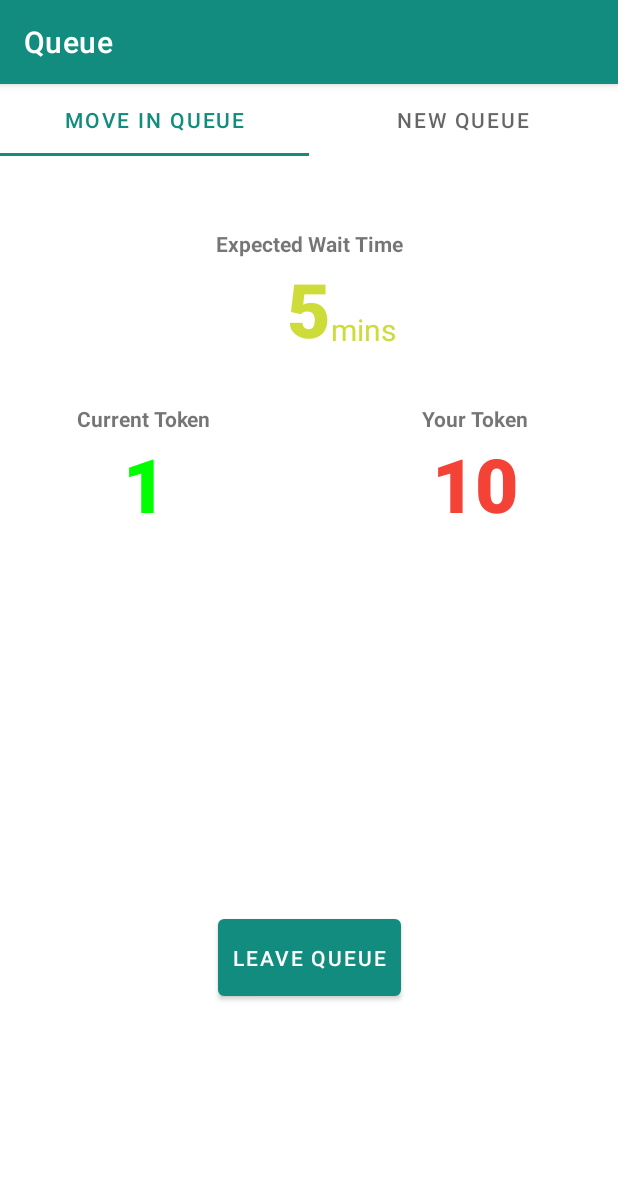
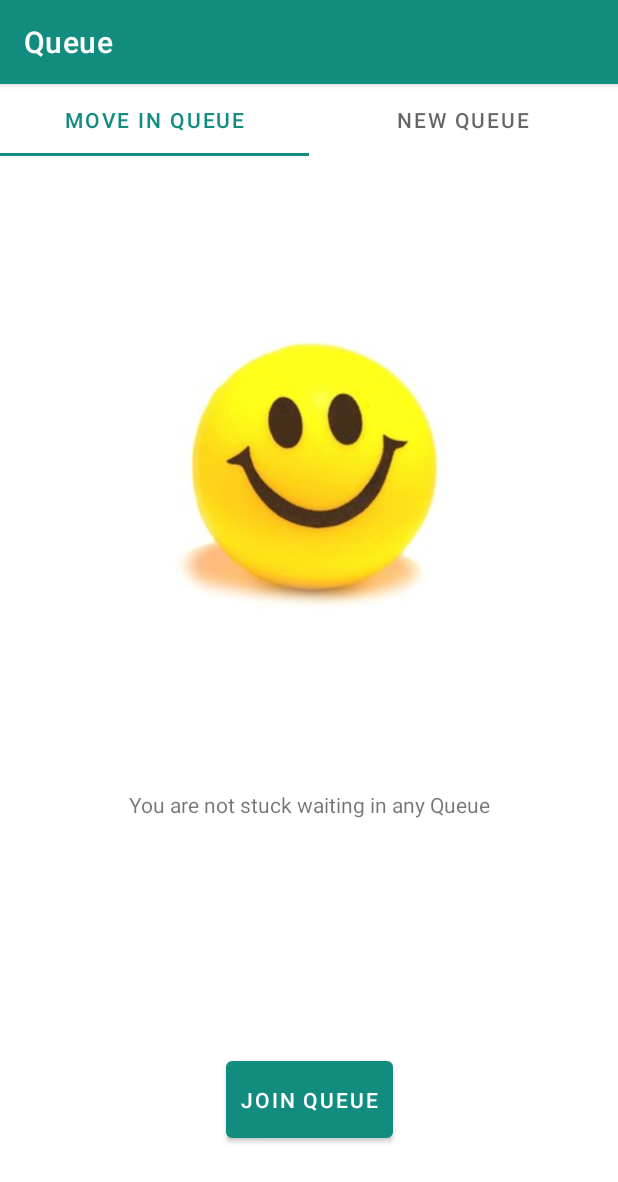
Before and after one commit to shubhamgarg1671/Queue, an Android app: the screen it shows after launch once a user with an empty profile is signed in (MainActivity), on a phone screen of 412 x 824 dp. Shown: the top 1182 px of the screen. Run offline under Robolectric (Android 15) with nearby library versions, the phone set to English and light mode, and no system bars; our stand-ins replace Firebase (no records; nobody signed in at launch, a user with empty details on screens opened directly); libraries missing offline, so code that uses them is left out: androidx.lifecycle, com.mukesh; 2 statements that could not run were skipped.

Commit message:
Bottom Sheet and UI function in tab_1

```diff
--- a/app/build.gradle
+++ b/app/build.gradle
@@ -68,8 +68,10 @@ dependencies {
     implementation 'com.google.android.material:material:1.5.0-alpha01'
     implementation 'androidx.viewpager2:viewpager2:1.0.0'
 
-
     implementation "androidx.fragment:fragment-ktx:1.3.5"
 
     implementation 'androidx.multidex:multidex:2.0.1'  //with androidx libraries
+
+    //Bottom Sheet
+    implementation 'com.google.android.material:material:1.5.0-alpha01'
 }
--- a/app/src/main/java/com/example/queue/fragment/tab_1.kt
+++ b/app/src/main/java/com/example/queue/fragment/tab_1.kt
@@ -2,12 +2,19 @@ package com.example.queue.fragment
 
 import android.os.Bundle
 import android.util.Log
-import androidx.fragment.app.Fragment
 import android.view.LayoutInflater
 import android.view.View
 import android.view.ViewGroup
 import android.widget.Button
+import android.widget.ImageView
+import android.widget.TextView
+import androidx.fragment.app.Fragment
+import androidx.fragment.app.FragmentManager
+import androidx.lifecycle.ViewTreeViewModelStoreOwner
 import com.example.queue.R
+import com.google.android.gms.dynamic.SupportFragmentWrapper
+import com.google.android.material.bottomsheet.BottomSheetDialog
+
 
 // TODO: Rename parameter arguments, choose names that match
 // the fragment initialization parameters, e.g. ARG_ITEM_NUMBER
@@ -24,6 +31,19 @@ class tab_1 : Fragment() {
     // TODO: Rename and change types of parameters
     private var param1: String? = null
     private var param2: String? = null
+
+    lateinit var textWaitTime:TextView
+    lateinit var expectedTime:TextView
+    lateinit var minText:TextView
+    lateinit var textCurrentToken:TextView
+    lateinit var currentToken:TextView
+    lateinit var textYourToken:TextView
+    lateinit var yourToken:TextView
+    lateinit var leaveQueueButton:Button
+
+    lateinit var noWaitingImage:ImageView
+    lateinit var noWaiting:TextView
+    lateinit var joinQueueButton:Button
 
     override fun onCreate(savedInstanceState: Bundle?) {
         super.onCreate(savedInstanceState)
@@ -44,21 +64,61 @@ class tab_1 : Fragment() {
 
     override fun onViewCreated(view: View, savedInstanceState: Bundle?) {
         super.onViewCreated(view, savedInstanceState)
-        val joinQueueButton: Button = view.findViewById(R.id.joinQueueButton)
-        inQueueUpdateUI()
+        textWaitTime = view.findViewById(R.id.textWaitTime)
+        expectedTime = view.findViewById(R.id.expectedTime)
+        minText = view.findViewById(R.id.minText)
+        textCurrentToken = view.findViewById(R.id.textCurrentToken)
+        currentToken = view.findViewById(R.id.currentToken)
+        textYourToken = view.findViewById(R.id.textYourToken)
+        yourToken = view.findViewById(R.id.yourToken)
+        leaveQueueButton = view.findViewById(R.id.leaveQueueButton)
+
+        noWaitingImage = view.findViewById(R.id.noWaitingImage)
+        noWaiting = view.findViewById(R.id.noWaiting)
+        joinQueueButton = view.findViewById(R.id.joinQueueButton)
+
+//        inQueueUpdateUI()
         noQueueUpdateUI()
         joinQueueButton.setOnClickListener {
             Log.d(TAG, "joinQueueButton clicked")
-
+            val bottomSheet = joinQueueBottomSheet()
+            bottomSheet.show(requireActivity().supportFragmentManager,"shubham")
+        }
+        leaveQueueButton.setOnClickListener {
+            Log.d(TAG, "leaveQueueButton clicked")
         }
     }
 
     private fun noQueueUpdateUI() {
         Log.d(TAG, "noQueueUpdateUI() called")
+        textWaitTime.visibility = View.GONE
+        expectedTime.visibility = View.GONE
+        minText.visibility = View.GONE
+        textCurrentToken.visibility = View.GONE
+        currentToken.visibility = View.GONE
+        textYourToken.visibility = View.GONE
+        yourToken.visibility = View.GONE
+        leaveQueueButton.visibility = View.GONE
+
+        noWaitingImage.visibility = View.VISIBLE
+        noWaiting.visibility = View.VISIBLE
+        joinQueueButton.visibility = View.VISIBLE
     }
 
     private fun inQueueUpdateUI() {
         Log.d(TAG, "inQueueUpdateUI() called")
+        textWaitTime.visibility = View.VISIBLE
+        expectedTime.visibility = View.VISIBLE
+        minText.visibility = View.VISIBLE
+        textCurrentToken.visibility = View.VISIBLE
+        currentToken.visibility = View.VISIBLE
+        textYourToken.visibility = View.VISIBLE
+        yourToken.visibility = View.VISIBLE
+        leaveQueueButton.visibility = View.VISIBLE
+
+        noWaitingImage.visibility = View.GONE
+        noWaiting.visibility = View.GONE
+        joinQueueButton.visibility = View.GONE
     }
 
     companion object {
--- a/app/src/main/res/layout/fragment_tab_1.xml
+++ b/app/src/main/res/layout/fragment_tab_1.xml
@@ -33,6 +33,7 @@
         app:layout_constraintTop_toBottomOf="@+id/textWaitTime" />
 
     <TextView
+        android:id="@+id/minText"
         android:layout_width="wrap_content"
         android:layout_height="wrap_content"
         android:layout_marginTop="30dp"
@@ -47,7 +48,7 @@
 
 
     <TextView
-        android:id="@+id/textcurrentToken"
+        android:id="@+id/textCurrentToken"
         android:layout_width="wrap_content"
         android:layout_height="wrap_content"
         android:layout_marginTop="30dp"
@@ -58,7 +59,7 @@
         app:layout_constraintTop_toBottomOf="@+id/expectedTime" />
 
     <TextView
-        android:id="@+id/cuurentToken"
+        android:id="@+id/currentToken"
         android:layout_width="wrap_content"
         android:layout_height="wrap_content"
         android:fontFamily="sans-serif-black"
@@ -66,9 +67,9 @@
         android:textColor="@color/bright_green"
         android:textSize="50dp"
         android:textStyle="bold"
-        app:layout_constraintEnd_toEndOf="@+id/textcurrentToken"
-        app:layout_constraintStart_toStartOf="@+id/textcurrentToken"
-        app:layout_constraintTop_toBottomOf="@+id/textcurrentToken" />
+        app:layout_constraintEnd_toEndOf="@+id/textCurrentToken"
+        app:layout_constraintStart_toStartOf="@+id/textCurrentToken"
+        app:layout_constraintTop_toBottomOf="@+id/textCurrentToken" />
 
     <TextView
         android:id="@+id/textYourToken"
@@ -82,7 +83,7 @@
         app:layout_constraintTop_toBottomOf="@+id/expectedTime" />
 
     <TextView
-        android:id="@+id/YourToken"
+        android:id="@+id/yourToken"
         android:layout_width="wrap_content"
         android:layout_height="wrap_content"
         android:fontFamily="sans-serif-black"
@@ -95,6 +96,7 @@
         app:layout_constraintTop_toBottomOf="@+id/textYourToken" />
 
     <Button
+        android:id="@+id/leaveQueueButton"
         android:layout_width="wrap_content"
         android:layout_height="wrap_content"
         android:layout_marginTop="50dp"
@@ -105,7 +107,7 @@
         app:layout_constraintBottom_toBottomOf="parent"
         app:layout_constraintLeft_toLeftOf="parent"
         app:layout_constraintRight_toRightOf="parent"
-        app:layout_constraintTop_toBottomOf="@+id/cuurentToken" />
+        app:layout_constraintTop_toBottomOf="@+id/currentToken" />
 
     <ImageView
         android:id="@+id/noWaitingImage"
```
Also changed, not shown: app/src/main/java/com/example/queue/fragment/joinQueueBottomSheet.kt (added, +33 -0 lines), app/src/main/res/layout/join_queue_bottom_sheet_layout.xml (added, +23 -0 lines).
